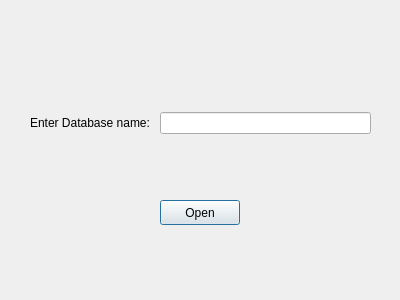
rudyleiva93/DatabaseBrowserApp, file opendatabase.ui: the form before one commit.
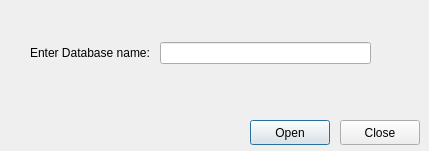
The form after the commit.

```diff
--- a/opendatabase.ui
+++ b/opendatabase.ui
@@ -6,8 +6,8 @@
    <rect>
     <x>0</x>
     <y>0</y>
-    <width>400</width>
-    <height>300</height>
+    <width>429</width>
+    <height>151</height>
    </rect>
   </property>
   <property name="windowTitle">
@@ -16,8 +16,8 @@
   <widget class="QPushButton" name="pushButton_openDB">
    <property name="geometry">
     <rect>
-     <x>160</x>
-     <y>200</y>
+     <x>250</x>
+     <y>120</y>
      <width>80</width>
      <height>25</height>
     </rect>
@@ -26,11 +26,11 @@
     <string>Open</string>
    </property>
   </widget>
-  <widget class="QWidget" name="">
+  <widget class="QWidget" name="layoutWidget">
    <property name="geometry">
     <rect>
      <x>30</x>
-     <y>110</y>
+     <y>40</y>
      <width>341</width>
      <height>26</height>
     </rect>
@@ -48,6 +48,32 @@
     </item>
    </layout>
   </widget>
+  <widget class="QLabel" name="label_result">
+   <property name="geometry">
+    <rect>
+     <x>40</x>
+     <y>80</y>
+     <width>251</width>
+     <height>16</height>
+    </rect>
+   </property>
+   <property name="text">
+    <string/>
+   </property>
+  </widget>
+  <widget class="QPushButton" name="pushButton">
+   <property name="geometry">
+    <rect>
+     <x>340</x>
+     <y>120</y>
+     <width>80</width>
+     <height>25</height>
+    </rect>
+   </property>
+   <property name="text">
+    <string>Close</string>
+   </property>
+  </widget>
  </widget>
  <resources/>
  <connections/>
```
